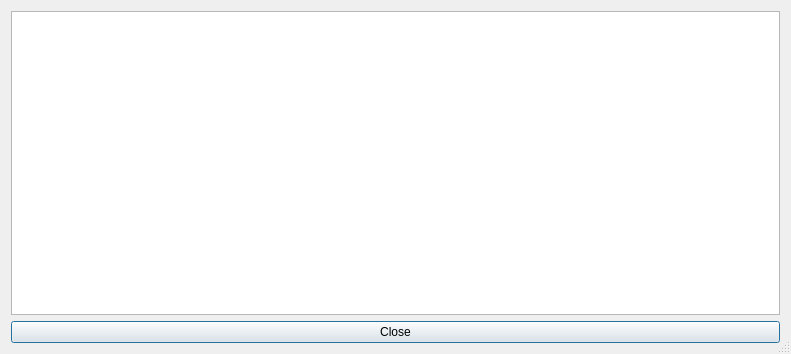
The window that src/gui/designer/dlgCmdLineHelp.ui (punesemu/puNES) describes before a commit, drawn with Qt 5.
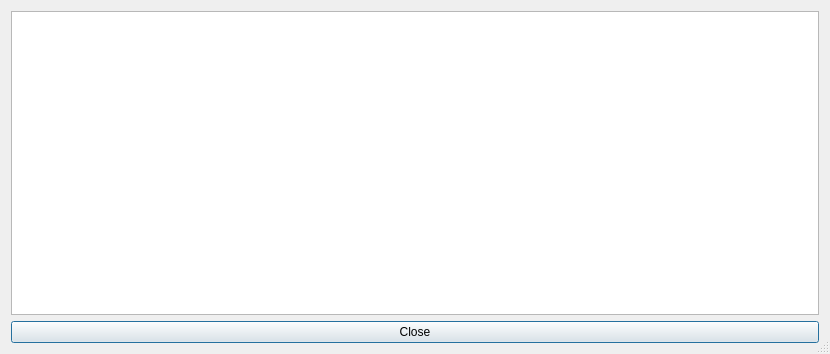
The same window after the commit. Icons and pictures are not drawn.

```diff
--- a/src/gui/designer/dlgCmdLineHelp.ui
+++ b/src/gui/designer/dlgCmdLineHelp.ui
@@ -6,7 +6,7 @@
    <rect>
     <x>0</x>
     <y>0</y>
-    <width>791</width>
+    <width>830</width>
     <height>354</height>
    </rect>
   </property>
```
